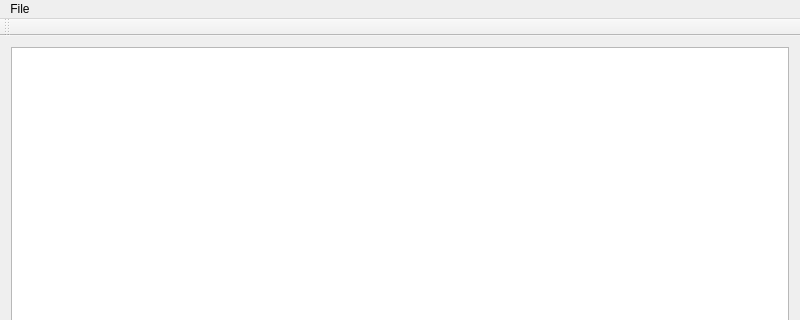
Qt form mainwindow.ui (Negaihoshi/CSViewer) before a commit; both pictures show x 0 to 800 and y 0 to 320 of the 800 by 600 pixel window.
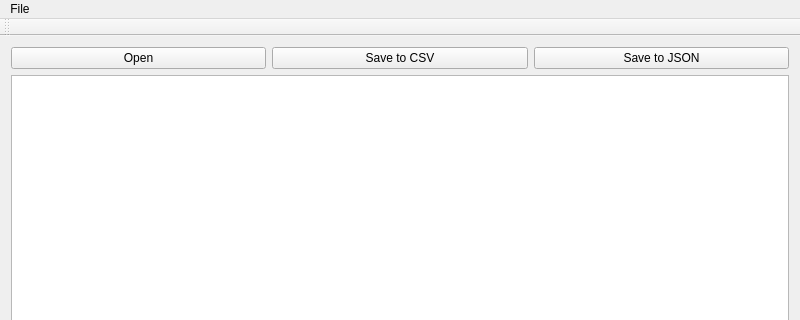
The same form after that commit.

The edit to the form file:
```diff
--- a/mainwindow.ui
+++ b/mainwindow.ui
@@ -21,6 +21,31 @@
   </property>
   <widget class="QWidget" name="centralWidget">
    <layout class="QVBoxLayout" name="verticalLayout">
+    <item>
+     <layout class="QHBoxLayout" name="horizontalLayout">
+      <item>
+       <widget class="QPushButton" name="pushButton_3">
+        <property name="text">
+         <string>Open</string>
+        </property>
+       </widget>
+      </item>
+      <item>
+       <widget class="QPushButton" name="pushButton_2">
+        <property name="text">
+         <string>Save to CSV</string>
+        </property>
+       </widget>
+      </item>
+      <item>
+       <widget class="QPushButton" name="pushButton_4">
+        <property name="text">
+         <string>Save to JSON</string>
+        </property>
+       </widget>
+      </item>
+     </layout>
+    </item>
     <item>
      <widget class="QTableView" name="tableView"/>
     </item>
```
